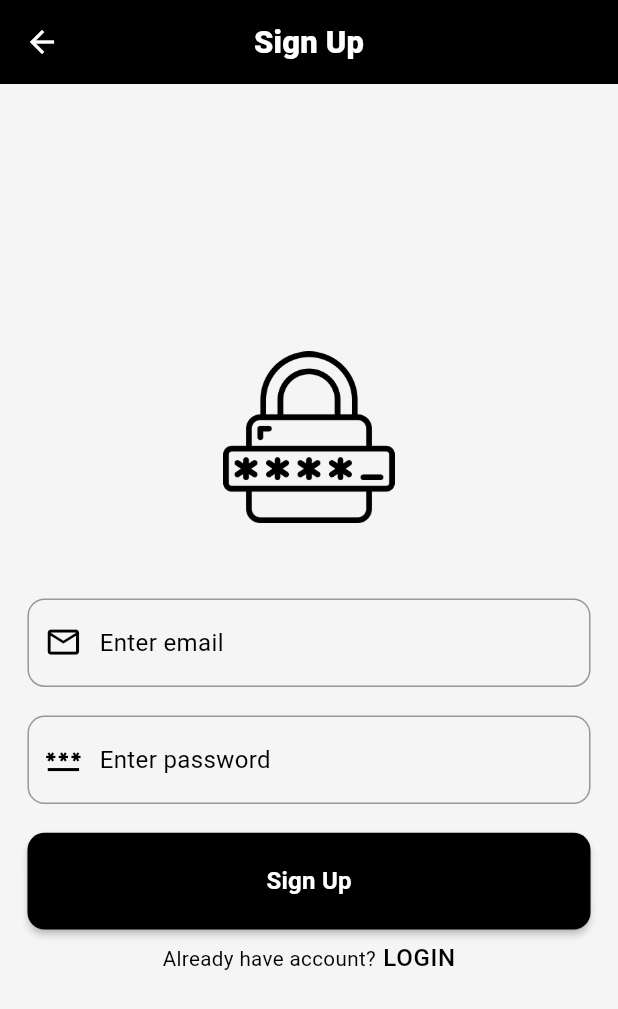
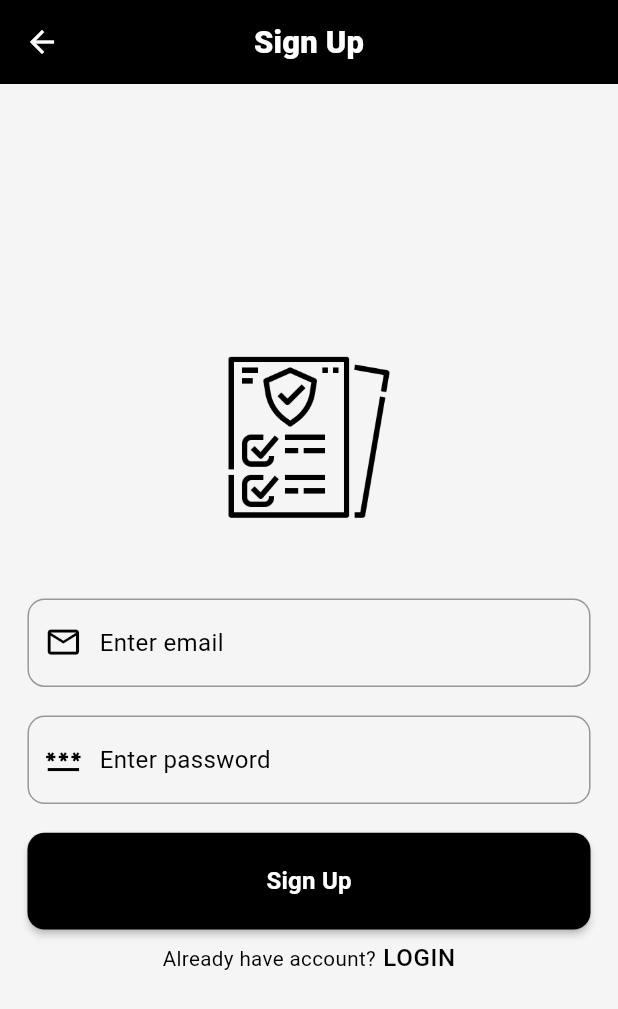
Before and after one commit to sadizobaer/news_app_instalogic, a Flutter app: the screen it shows after launch, after a tap on "Login", after a tap on "SIGN UP", on a phone screen of 412 x 824 dp. Shown: the top 1009 px of the screen. Run offline on Flutter 3.47's test engine with Material 2 defaults, Android fonts, the phone set to English and light mode, and no system bars; our stand-ins replace dio, firebase_auth, firebase_core, flutter_screenutil, get; missing offline and left inert: flutter_pretty_dio_logger; accounts and stored records are empty; statements that could not run were skipped.

Commit message:
added splash screen

```diff
--- a/lib/app/modules/sign_up/views/registration_body.dart
+++ b/lib/app/modules/sign_up/views/registration_body.dart
@@ -22,7 +22,7 @@ class RegistrationBody extends GetView<SignUpController> {
             child: SizedBox(
               height: 100.h,
               width: 100.w,
-              child: Image.asset(AppImages.loginImage),
+              child: Image.asset(AppImages.regImage),
             ),
           ),
           SizedBox(height: 40.h),
--- /dev/null
+++ b/lib/app/modules/splash/bindings/splash_binding.dart
@@ -0,0 +1,12 @@
+import 'package:get/get.dart';
+import 'package:news_app/app/data/repositories/firebase_repository.dart';
+import 'package:news_app/app/modules/splash/controllers/splash_controller.dart';
+
+class SplashBinding extends Bindings {
+  @override
+  void dependencies() {
+    Get.lazyPut<SplashController>(
+      () => SplashController(firebaseRepository: FirebaseRepository()),
+    );
+  }
+}
--- /dev/null
+++ b/lib/app/modules/splash/controllers/splash_controller.dart
@@ -0,0 +1,21 @@
+import 'package:flutter/material.dart';
+import 'package:get/get.dart';
+import 'package:news_app/app/routes/app_pages.dart';
+import 'package:news_app/app/data/repositories/firebase_repository.dart';
+
+class SplashController extends GetxController {
+  FirebaseRepository firebaseRepository;
+  SplashController({required this.firebaseRepository});
+  final GlobalKey<ScaffoldState> scaffoldKey = GlobalKey<ScaffoldState>();
+  @override
+  void onInit() {
+    Future.delayed(const Duration(seconds: 1), (){
+      if (firebaseRepository.authInstance.currentUser != null) {
+        Get.offAllNamed(Routes.HOME);
+      } else {
+        Get.offAllNamed(Routes.LOGIN);
+      }
+    });
+    super.onInit();
+  }
+}
--- /dev/null
+++ b/lib/app/modules/splash/views/splash_view.dart
@@ -0,0 +1,44 @@
+import 'package:flutter/material.dart';
+import 'package:flutter_screenutil/flutter_screenutil.dart';
+import 'package:get/get.dart';
+import 'package:news_app/app/utils/colors.dart';
+import 'package:news_app/app/modules/splash/controllers/splash_controller.dart';
+import 'package:news_app/app/utils/images.dart';
+
+
+class SplashView extends GetView<SplashController> {
+  const SplashView({Key? key}) : super(key: key);
+  @override
+  Widget build(BuildContext context) {
+    return Scaffold(
+      key: controller.scaffoldKey,
+      body: Container(
+        height: 690.h,
+        width: 360.w,
+        color: AppColors.blue,
+        child: Column(
+          mainAxisAlignment: MainAxisAlignment.center,
+          children: [
+            SizedBox(
+              height: 150.h,
+              width: 150.h,
+              child: Image.asset(
+                AppImages.regImage,
+                fit: BoxFit.fill,
+              ),
+            ),
+            SizedBox(height: 12.h),
+            Text(
+              'News App',
+              style: Theme.of(context).textTheme.headline3?.copyWith(
+                    color: AppColors.white,
+                    fontWeight: FontWeight.w900,
+                  ),
+            ),
+          ],
+        ),
+      ),
+    );
+
+  }
+}
--- a/lib/app/routes/app_routes.dart
+++ b/lib/app/routes/app_routes.dart
@@ -7,6 +7,7 @@ abstract class Routes {
   static const MY_FAVORITES = _Paths.MY_FAVORITES;
   static const LOGIN = _Paths.LOGIN;
   static const SIGN_UP = _Paths.SIGN_UP;
+  static const SPLASH = _Paths.SPLASH;
 }
 
 abstract class _Paths {
@@ -15,4 +16,5 @@ abstract class _Paths {
   static const MY_FAVORITES = '/my-favorites';
   static const LOGIN = '/login';
   static const SIGN_UP = '/sign-up';
+  static const SPLASH = '/splash';
 }
--- a/lib/app/utils/colors.dart
+++ b/lib/app/utils/colors.dart
@@ -5,4 +5,5 @@ class AppColors{
   static const Color white = Color(0xFFFFFFFF);
   static const Color grey = Color(0xFF707070);
   static const Color black = Color(0xFF000000);
+  static const Color blue = Color(0xFF0080FE);
 }
```
Also changed, not shown: lib/app/routes/app_pages.dart (+18 -9 lines), lib/app/utils/shared_preference_service.dart (added, +44 -0 lines).
